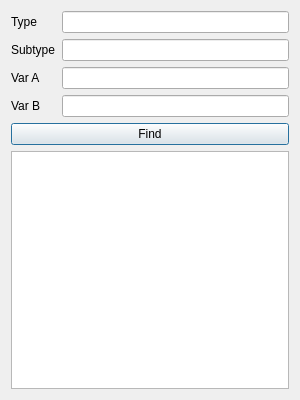
Old version of the form dsvedit/entity_search.ui in the repository LagoLunatic/DSVEdit.
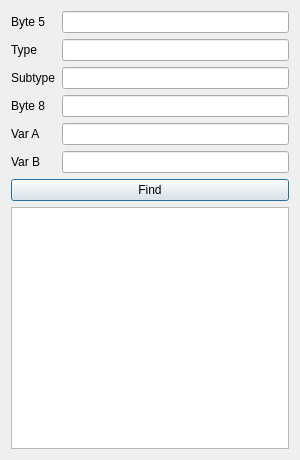
New version of the form.

Commit message: Entity search: Allow searching by byte 5/8

```diff
--- a/dsvedit/entity_search.ui
+++ b/dsvedit/entity_search.ui
@@ -7,7 +7,7 @@
     <x>0</x>
     <y>0</y>
     <width>300</width>
-    <height>400</height>
+    <height>460</height>
    </rect>
   </property>
   <property name="windowTitle">
@@ -16,46 +16,69 @@
   <layout class="QVBoxLayout" name="verticalLayout">
    <item>
     <layout class="QFormLayout" name="formLayout">
-     <item row="0" column="0">
+     <property name="fieldGrowthPolicy">
+      <enum>QFormLayout::AllNonFixedFieldsGrow</enum>
+     </property>
+     <item row="1" column="0">
       <widget class="QLabel" name="label">
        <property name="text">
         <string>Type</string>
        </property>
       </widget>
      </item>
-     <item row="1" column="0">
+     <item row="1" column="1">
+      <widget class="QLineEdit" name="type"/>
+     </item>
+     <item row="2" column="0">
       <widget class="QLabel" name="label_2">
        <property name="text">
         <string>Subtype</string>
        </property>
       </widget>
      </item>
-     <item row="0" column="1">
-      <widget class="QLineEdit" name="type"/>
-     </item>
-     <item row="1" column="1">
+     <item row="2" column="1">
       <widget class="QLineEdit" name="subtype"/>
      </item>
-     <item row="2" column="0">
+     <item row="4" column="0">
       <widget class="QLabel" name="label_3">
        <property name="text">
         <string>Var A</string>
        </property>
       </widget>
      </item>
-     <item row="3" column="0">
+     <item row="4" column="1">
+      <widget class="QLineEdit" name="var_a"/>
+     </item>
+     <item row="5" column="0">
       <widget class="QLabel" name="label_4">
        <property name="text">
         <string>Var B</string>
        </property>
       </widget>
      </item>
-     <item row="2" column="1">
-      <widget class="QLineEdit" name="var_a"/>
-     </item>
-     <item row="3" column="1">
+     <item row="5" column="1">
       <widget class="QLineEdit" name="var_b"/>
      </item>
+     <item row="0" column="0">
+      <widget class="QLabel" name="label_5">
+       <property name="text">
+        <string>Byte 5</string>
+       </property>
+      </widget>
+     </item>
+     <item row="3" column="0">
+      <widget class="QLabel" name="label_6">
+       <property name="text">
+        <string>Byte 8</string>
+       </property>
+      </widget>
+     </item>
+     <item row="0" column="1">
+      <widget class="QLineEdit" name="byte_5"/>
+     </item>
+     <item row="3" column="1">
+      <widget class="QLineEdit" name="byte_8"/>
+     </item>
     </layout>
    </item>
    <item>
```
The commit also changes 1 other file.
